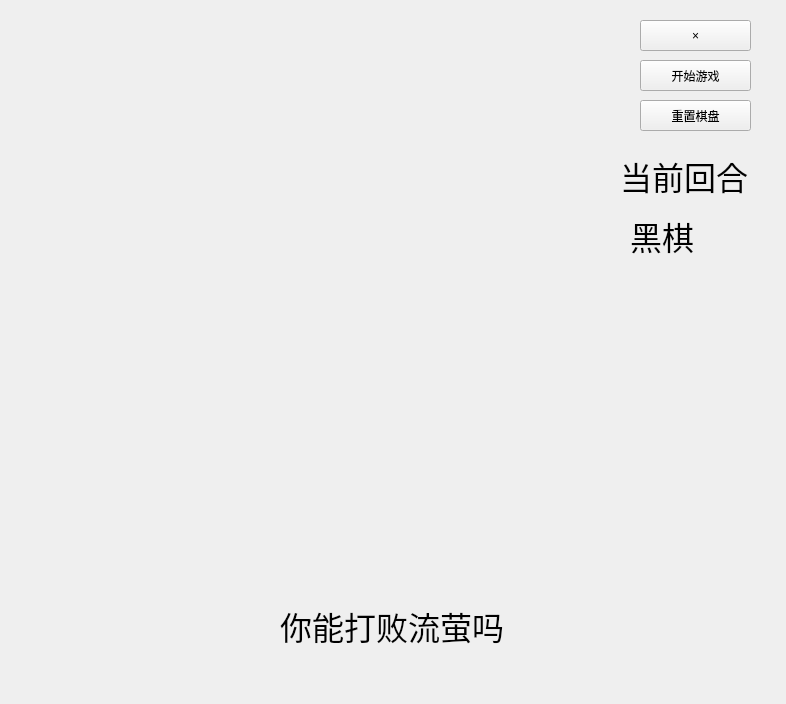
CavanasD/Gomoku_Homework, file src/widget/gamewindow.ui: the form before one commit.
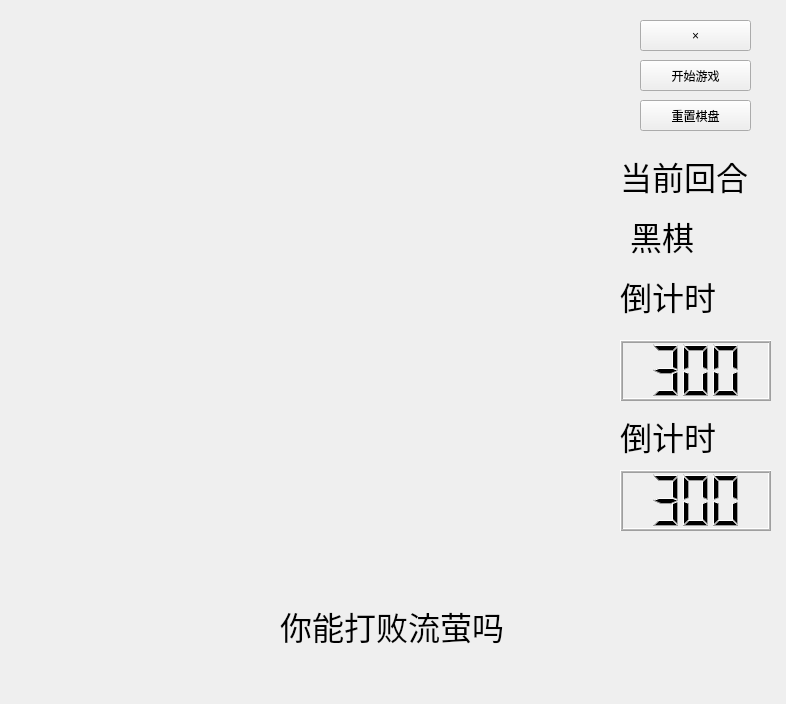
The form after the commit. Custom widgets are drawn as their Qt base class.

Patch:
```diff
--- a/src/widget/gamewindow.ui
+++ b/src/widget/gamewindow.ui
@@ -119,6 +119,97 @@
     </rect>
    </property>
   </widget>
+  <widget class="QLabel" name="label_2">
+   <property name="geometry">
+    <rect>
+     <x>620</x>
+     <y>270</y>
+     <width>141</width>
+     <height>51</height>
+    </rect>
+   </property>
+   <property name="font">
+    <font>
+     <family>汉仪黑神话</family>
+     <pointsize>24</pointsize>
+    </font>
+   </property>
+   <property name="text">
+    <string>倒计时</string>
+   </property>
+  </widget>
+  <widget class="QLabel" name="label_3">
+   <property name="geometry">
+    <rect>
+     <x>620</x>
+     <y>410</y>
+     <width>141</width>
+     <height>51</height>
+    </rect>
+   </property>
+   <property name="font">
+    <font>
+     <family>汉仪黑神话</family>
+     <pointsize>24</pointsize>
+    </font>
+   </property>
+   <property name="text">
+    <string>倒计时</string>
+   </property>
+  </widget>
+  <widget class="QLCDNumber" name="whiteTimer">
+   <property name="geometry">
+    <rect>
+     <x>620</x>
+     <y>470</y>
+     <width>151</width>
+     <height>61</height>
+    </rect>
+   </property>
+   <property name="midLineWidth">
+    <number>1</number>
+   </property>
+   <property name="digitCount">
+    <number>3</number>
+   </property>
+   <property name="mode">
+    <enum>QLCDNumber::Mode::Dec</enum>
+   </property>
+   <property name="value" stdset="0">
+    <double>300.000000000000000</double>
+   </property>
+   <property name="intValue" stdset="0">
+    <number>300</number>
+   </property>
+  </widget>
+  <widget class="QLCDNumber" name="blackTimer">
+   <property name="geometry">
+    <rect>
+     <x>620</x>
+     <y>340</y>
+     <width>151</width>
+     <height>61</height>
+    </rect>
+   </property>
+   <property name="midLineWidth">
+    <number>1</number>
+   </property>
+   <property name="digitCount">
+    <number>3</number>
+   </property>
+   <property name="mode">
+    <enum>QLCDNumber::Mode::Dec</enum>
+   </property>
+   <property name="segmentStyle">
+    <enum>QLCDNumber::SegmentStyle::Filled</enum>
+   </property>
+   <property name="value" stdset="0">
+    <double>300.000000000000000</double>
+   </property>
+   <property name="intValue" stdset="0">
+    <number>300</number>
+   </property>
+  </widget>
  </widget>
  <customwidgets>
   <customwidget>
```
